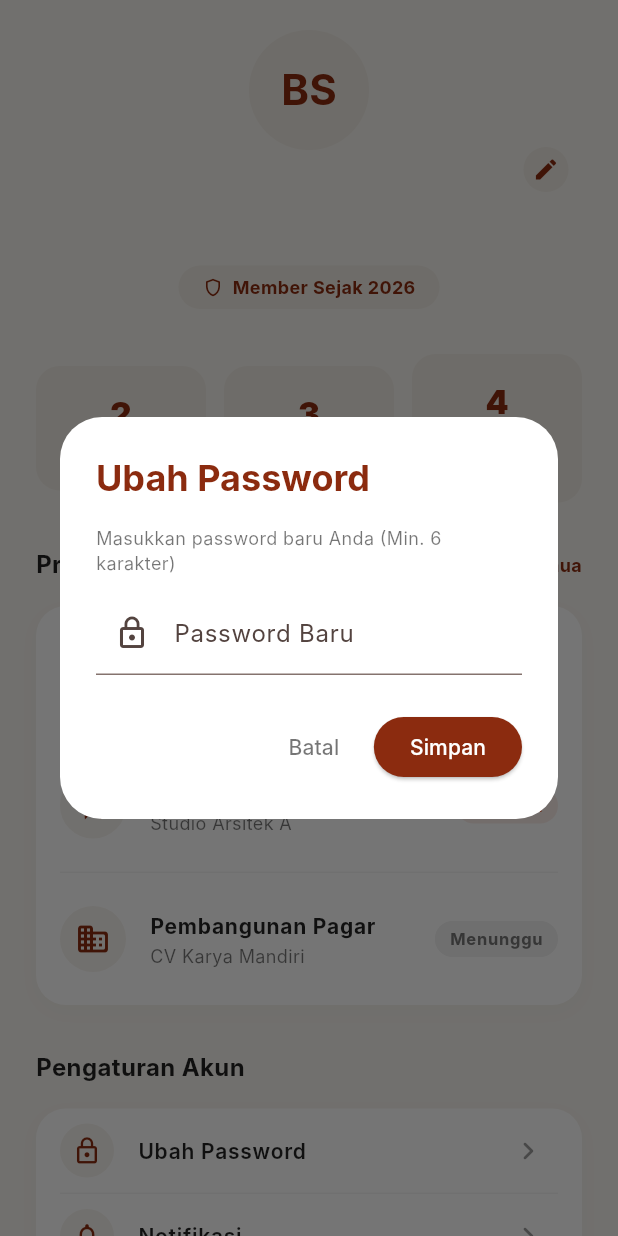
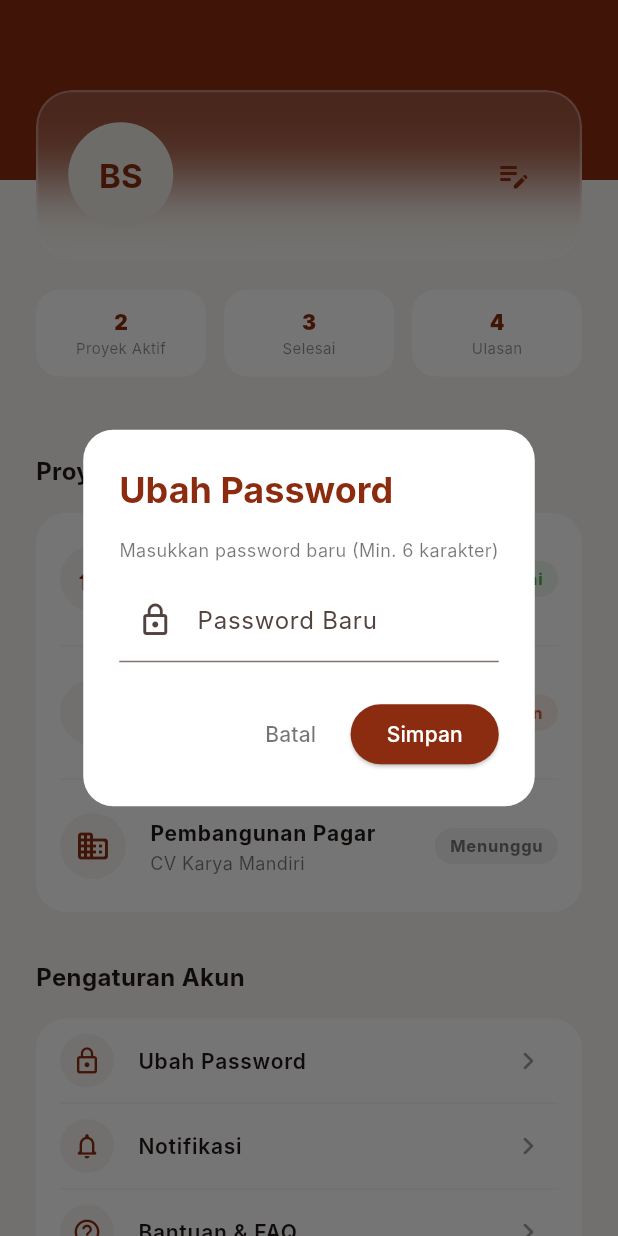
Before and after one commit to bobyrozakk/buildmatch, a Flutter app: the ProfileTab screen opened directly, after a tap on "Ubah Password", on a phone screen of 412 x 824 dp. Run offline on Flutter 3.47's test engine with Material 3 defaults, Android fonts, the phone set to English and light mode, and no system bars; our stand-ins replace file_picker, flutter_map, image_picker, latlong2, supabase_flutter; accounts and stored records are empty; network calls fail; Roboto replaces fonts that are missing (Inter).

Commit message:
client-profile glass

```diff
--- a/lib/ui/auth/role_screen.dart
+++ b/lib/ui/auth/role_screen.dart
@@ -18,7 +18,7 @@ class _RoleScreenState extends State<RoleScreen> {
   Widget build(BuildContext context) {
     return Scaffold(
       backgroundColor: AppColors.backgroundCream,
-      appBar: BuildMatchAppBar(showBack: true, onBack: () => Navigator.pop(context)),
+      appBar: const BuildMatchAppBar(showBack: false),
       body: Padding(
         padding: const EdgeInsets.all(24.0),
         child: Column(
--- a/lib/ui/client/tabs/profile_tab.dart
+++ b/lib/ui/client/tabs/profile_tab.dart
@@ -3,6 +3,7 @@ import 'package:provider/provider.dart';
 import 'package:supabase_flutter/supabase_flutter.dart';
 import '../../../data/providers/auth_provider.dart';
 import '../../auth/role_screen.dart';
+import '../../shared/widgets/glass_card.dart';
 import '../../../core/constants/colors.dart';
 
 class ProfileTab extends StatefulWidget {
@@ -16,11 +17,11 @@ class _ProfileTabState extends State<ProfileTab> {
   final _supabase = Supabase.instance.client;
   bool _isLoading = false;
 
-  // --- LOGIC: LOGOUT ---
-  void _handleLogout() async {
+  // --- ACTIONS ---
+
+  Future<void> _handleLogout() async {
     final provider = Provider.of<AuthProvider>(context, listen: false);
     await provider.logout();
-
     if (!mounted) return;
     Navigator.pushAndRemoveUntil(
       context,
@@ -29,20 +30,16 @@ class _ProfileTabState extends State<ProfileTab> {
     );
   }
 
-  // --- LOGIC: EDIT PROFILE ---
   void _showEditProfileDialog() {
     final user = _supabase.auth.currentUser;
-    final currentName = user?.userMetadata?['name'] ?? '';
-    final currentPhone = user?.userMetadata?['phone'] ?? '';
-
-    final nameController = TextEditingController(text: currentName);
-    final phoneController = TextEditingController(text: currentPhone);
+    final nameController = TextEditingController(text: user?.userMetadata?['name'] ?? '');
+    final phoneController = TextEditingController(text: user?.userMetadata?['phone'] ?? '');
 
     showDialog(
       context: context,
-      builder: (dialogContext) {
-        return AlertDialog(
+      builder: (ctx) => AlertDialog(
         backgroundColor: Colors.white,
+        shape: RoundedRectangleBorder(borderRadius: BorderRadius.circular(20)),
         title: const Text("Edit Profil", style: TextStyle(fontWeight: FontWeight.bold, color: AppColors.primary)),
         content: Column(
           mainAxisSize: MainAxisSize.min,
@@ -60,69 +57,56 @@ class _ProfileTabState extends State<ProfileTab> {
           ],
         ),
         actions: [
-            TextButton(onPressed: () => Navigator.pop(dialogContext), child: const Text("Batal", style: TextStyle(color: Colors.black54))),
+          TextButton(
+            onPressed: () => Navigator.pop(ctx),
+            child: const Text("Batal", style: TextStyle(color: Colors.black54)),
+          ),
           ElevatedButton(
             onPressed: () async {
-                // 1. Simpan nilai dari textfield DULU
               final newName = nameController.text;
               final newPhone = phoneController.text;
-
-                // 2. Tutup dialognya
-                Navigator.pop(dialogContext);
-
-                // 3. Mulai proses loading
+              Navigator.pop(ctx);
               if (!mounted) return;
               setState(() => _isLoading = true);
-
               try {
-                  // Update di Auth Metadata
-                  await _supabase.auth.updateUser(UserAttributes(
-                    data: {'name': newName, 'phone': newPhone},
-                  ));
-
-                  // Update di Tabel Profiles
+                await _supabase.auth.updateUser(UserAttributes(data: {'name': newName, 'phone': newPhone}));
                 if (user != null) {
-                    await _supabase.from('profiles').update({
-                      'name': newName,
-                      'phone': newPhone,
-                    }).eq('id', user.id);
+                  await _supabase.from('profiles').update({'name': newName, 'phone': newPhone}).eq('id', user.id);
                 }
-
                 if (!mounted) return;
-                  ScaffoldMessenger.of(context).showSnackBar(const SnackBar(content: Text('Profil berhasil diperbarui!', style: TextStyle(color: Colors.white)), backgroundColor: Colors.green));
-                } catch (e) {
+                ScaffoldMessenger.of(context).showSnackBar(
+                  const SnackBar(content: Text('Profil berhasil diperbarui!'), backgroundColor: Colors.green),
+                );
+              } catch (_) {
                 if (!mounted) return;
-                  ScaffoldMessenger.of(context).showSnackBar(const SnackBar(content: Text('Gagal update profil.'), backgroundColor: Colors.red));
+                ScaffoldMessenger.of(context).showSnackBar(
+                  const SnackBar(content: Text('Gagal update profil.'), backgroundColor: Colors.red),
+                );
               } finally {
-                  // 4. Pastikan loading berhenti & layar ter-refresh
-                  if (mounted) {
-                    setState(() => _isLoading = false);
-                  }
+                if (mounted) setState(() => _isLoading = false);
               }
             },
             style: ElevatedButton.styleFrom(backgroundColor: AppColors.primary),
             child: const Text("Simpan", style: TextStyle(color: Colors.white)),
           ),
         ],
-        );
-      },
+      ),
     );
   }
 
-  // --- LOGIC: UBAH PASSWORD ---
   void _showEditPasswordDialog() {
     final passwordController = TextEditingController();
 
     showDialog(
       context: context,
-      builder: (dialogContext) { // <-- Pakai dialogContext
-        return AlertDialog(
+      builder: (ctx) => AlertDialog(
         backgroundColor: Colors.white,
+        shape: RoundedRectangleBorder(borderRadius: BorderRadius.circular(20)),
         title: const Text("Ubah Password", style: TextStyle(fontWeight: FontWeight.bold, color: AppColors.primary)),
         content: Column(
           mainAxisSize: MainAxisSize.min,
           children: [
-              const Text("Masukkan password baru Anda (Min. 6 karakter)", style: TextStyle(fontSize: 12, color: Colors.black54)),
+            const Text("Masukkan password baru (Min. 6 karakter)", style: TextStyle(fontSize: 12, color: Colors.black54)),
             const SizedBox(height: 10),
             TextField(
               controller: passwordController,
@@ -132,209 +116,188 @@ class _ProfileTabState extends State<ProfileTab> {
           ],
         ),
         actions: [
-            TextButton(onPressed: () => Navigator.pop(dialogContext), child: const Text("Batal", style: TextStyle(color: Colors.black54))),
+          TextButton(
+            onPressed: () => Navigator.pop(ctx),
+            child: const Text("Batal", style: TextStyle(color: Colors.black54)),
+          ),
           ElevatedButton(
             onPressed: () async {
               if (passwordController.text.length < 6) {
-                  ScaffoldMessenger.of(context).showSnackBar(const SnackBar(content: Text('Password minimal 6 karakter!'), backgroundColor: Colors.red));
+                ScaffoldMessenger.of(context).showSnackBar(
+                  const SnackBar(content: Text('Password minimal 6 karakter!'), backgroundColor: Colors.red),
+                );
                 return;
               }
-
               final newPassword = passwordController.text;
-                Navigator.pop(dialogContext);
-
+              Navigator.pop(ctx);
               if (!mounted) return;
               setState(() => _isLoading = true);
-
               try {
                 await _supabase.auth.updateUser(UserAttributes(password: newPassword));
-
                 if (!mounted) return;
-                  ScaffoldMessenger.of(context).showSnackBar(const SnackBar(content: Text('Password berhasil diubah!', style: TextStyle(color: Colors.white)), backgroundColor: Colors.green));
-                } catch (e) {
+                ScaffoldMessenger.of(context).showSnackBar(
+                  const SnackBar(content: Text('Password berhasil diubah!'), backgroundColor: Colors.green),
+                );
+              } catch (_) {
                 if (!mounted) return;
-                  ScaffoldMessenger.of(context).showSnackBar(const SnackBar(content: Text('Gagal ubah password.'), backgroundColor: Colors.red));
+                ScaffoldMessenger.of(context).showSnackBar(
+                  const SnackBar(content: Text('Gagal ubah password.'), backgroundColor: Colors.red),
+                );
               } finally {
-                  if (mounted) {
-                    setState(() => _isLoading = false);
-                  }
+                if (mounted) setState(() => _isLoading = false);
               }
             },
             style: ElevatedButton.styleFrom(backgroundColor: AppColors.primary),
             child: const Text("Simpan", style: TextStyle(color: Colors.white)),
           ),
         ],
-        );
-      },
+      ),
     );
   }
 
+  // --- BUILD ---
+
   @override
   Widget build(BuildContext context) {
+    if (_isLoading) {
+      return const Scaffold(
+        backgroundColor: AppColors.backgroundCream,
+        body: Center(child: CircularProgressIndicator(color: AppColors.primary)),
+      );
+    }
+
     final user = _supabase.auth.currentUser;
     final userName = user?.userMetadata?['name'] ?? 'Klien';
     final userEmail = user?.email ?? '';
 
-    // Ambil inisial nama untuk avatar
-    String initials = "BS";
-    if (userName.isNotEmpty && userName != 'Klien') {
-      List<String> nameParts = userName.split(" ");
-      if (nameParts.length > 1) {
-        initials = nameParts[0][0].toUpperCase() + nameParts[1][0].toUpperCase();
-      } else {
-        initials = userName.substring(0, userName.length > 1 ? 2 : 1).toUpperCase();
-      }
+    return Scaffold(
+      backgroundColor: AppColors.backgroundCream,
+      body: CustomScrollView(
+        physics: const BouncingScrollPhysics(),
+        slivers: [
+          SliverToBoxAdapter(child: _buildHeader(userName, userEmail)),
+          SliverPadding(
+            padding: const EdgeInsets.symmetric(horizontal: 24, vertical: 20),
+            sliver: SliverToBoxAdapter(child: _buildStatsRow()),
+          ),
+          _buildSectionTitle("Proyek Saya"),
+          SliverPadding(
+            padding: const EdgeInsets.symmetric(horizontal: 24),
+            sliver: SliverToBoxAdapter(child: _buildProjectCard()),
+          ),
+          _buildSectionTitle("Pengaturan Akun"),
+          SliverPadding(
+            padding: const EdgeInsets.symmetric(horizontal: 24),
+            sliver: SliverToBoxAdapter(child: _buildSettingsCard()),
+          ),
+          SliverPadding(
+            padding: const EdgeInsets.symmetric(horizontal: 24, vertical: 32),
+            sliver: SliverToBoxAdapter(
+              child: TextButton.icon(
+                onPressed: _handleLogout,
+                icon: const Icon(Icons.logout_rounded, color: Colors.red),
+                label: const Text('Keluar', style: TextStyle(color: Colors.red, fontWeight: FontWeight.w600)),
+              ),
+            ),
+          ),
+          const SliverToBoxAdapter(child: SizedBox(height: 60)),
+        ],
+      ),
+    );
   }
 
-    return Scaffold(
-      backgroundColor: AppColors.backgroundCream, // Background cream
-      body: _isLoading
-        ? const Center(child: CircularProgressIndicator(color: AppColors.primary))
-        : SafeArea(
-            child: SingleChildScrollView(
-              physics: const BouncingScrollPhysics(),
-              padding: const EdgeInsets.symmetric(horizontal: 24, vertical: 20),
-              child: Column(
+  // --- WIDGETS ---
+
+  Widget _buildHeader(String name, String email) {
+    return Stack(
       children: [
-                  // --- HEADER: AVATAR & INFO ---
-                  Stack(
-                    alignment: Alignment.center,
+        Container(height: 120, decoration: const BoxDecoration(color: AppColors.primary)),
+        Padding(
+          padding: const EdgeInsets.fromLTRB(24, 60, 24, 0),
+          child: IOSGlassCard(
+            blur: 20,
+            child: Padding(
+              padding: const EdgeInsets.all(20),
+              child: Row(
                 children: [
-                      Align(
-                        alignment: Alignment.topRight,
-                        child: IconButton(
-                          icon: Container(
-                            padding: const EdgeInsets.all(6),
-                            decoration: const BoxDecoration(color: AppColors.cardCream, shape: BoxShape.circle),
-                            child: const Icon(Icons.edit, size: 18, color: AppColors.primary),
-                          ),
-                          onPressed: _showEditProfileDialog,
+                  CircleAvatar(
+                    radius: 35,
+                    backgroundColor: AppColors.cardCream,
+                    child: Text(
+                      _getInitials(name),
+                      style: const TextStyle(fontSize: 22, fontWeight: FontWeight.bold, color: AppColors.primary),
                     ),
                   ),
-                      Column(
+                  const SizedBox(width: 16),
+                  Expanded(
+                    child: Column(
+                      crossAxisAlignment: CrossAxisAlignment.start,
                       children: [
-                          CircleAvatar(
-                            radius: 40,
-                            backgroundColor: AppColors.cardCream,
-                            child: Text(initials, style: const TextStyle(fontSize: 28, fontWeight: FontWeight.bold, color: AppColors.primary)),
-                          ),
-                          const SizedBox(height: 12),
-                          Text(userName, style: const TextStyle(fontSize: 20, fontWeight: FontWeight.bold, color: Colors.black87)),
+                        Text(name, style: const TextStyle(fontSize: 18, fontWeight: FontWeight.bold)),
                         const SizedBox(height: 4),
-                          Text(userEmail, style: const TextStyle(fontSize: 14, color: Colors.black54)),
-                          const SizedBox(height: 12),
-                          Container(
-                            padding: const EdgeInsets.symmetric(horizontal: 16, vertical: 6),
-                            decoration: BoxDecoration(color: AppColors.cardCream, borderRadius: BorderRadius.circular(20)),
-                            child: Row(
-                              mainAxisSize: MainAxisSize.min,
-                              children: const [
-                                Icon(Icons.shield_outlined, size: 14, color: AppColors.primary),
-                                SizedBox(width: 6),
-                                Text("Member Sejak 2026", style: TextStyle(fontSize: 12, fontWeight: FontWeight.bold, color: AppColors.primary)),
+                        Text(email, style: const TextStyle(fontSize: 13, color: Colors.black54)),
                       ],
                     ),
-                          )
-                        ],
+                  ),
+                  IconButton(
+                    icon: const Icon(Icons.edit_note, color: AppColors.primary),
+                    onPressed: _showEditProfileDialog,
                   ),
                 ],
               ),
-                  const SizedBox(height: 30),
-
-                  // --- STATS ROW ---
-                  Row(
-                    children: [
-                      Expanded(child: _buildStatCard("2", "Proyek Aktif")),
-                      const SizedBox(width: 12),
-                      Expanded(child: _buildStatCard("3", "Proyek Selesai")),
-                      const SizedBox(width: 12),
-                      Expanded(child: _buildStatCard("4", "Ulasan\nDiberikan")),
-                    ],
-                  ),
-                  const SizedBox(height: 30),
-
-                  // --- PROYEK SAYA (Dummy UI Sesuai Figma) ---
-                  Row(
-                    mainAxisAlignment: MainAxisAlignment.spaceBetween,
-                    children: const [
-                      Text("Proyek Saya", style: TextStyle(fontSize: 16, fontWeight: FontWeight.bold, color: Colors.black87)),
-                      Text("Lihat Semua", style: TextStyle(fontSize: 12, fontWeight: FontWeight.bold, color: AppColors.primary)),
-                    ],
-                  ),
-                  const SizedBox(height: 16),
-                  Container(
-                    decoration: BoxDecoration(color: Colors.white, borderRadius: BorderRadius.circular(20), boxShadow: [BoxShadow(color: Colors.black.withOpacity(0.02), blurRadius: 10, offset: const Offset(0, 4))]),
-                    child: Column(
-                      children: [
-                        _buildProjectItem(Icons.home_rounded, "Renovasi Rumah Induk", "PT Bangun Jaya", "Selesai", Colors.green),
-                        _buildDivider(),
-                        _buildProjectItem(Icons.architecture_rounded, "Desain Interior Dapur", "Studio Arsitek A", "Berjalan", const Color(0xFFD85A31)),
-                        _buildDivider(),
-                        _buildProjectItem(Icons.business_rounded, "Pembangunan Pagar", "CV Karya Mandiri", "Menunggu", Colors.grey.shade600),
-                      ],
-                    ),
-                  ),
-                  const SizedBox(height: 30),
-
-                  // --- PENGATURAN AKUN ---
-                  const Align(alignment: Alignment.centerLeft, child: Text("Pengaturan Akun", style: TextStyle(fontSize: 16, fontWeight: FontWeight.bold, color: Colors.black87))),
-                  const SizedBox(height: 16),
-                  Container(
-                    decoration: BoxDecoration(color: Colors.white, borderRadius: BorderRadius.circular(20), boxShadow: [BoxShadow(color: Colors.black.withOpacity(0.02), blurRadius: 10, offset: const Offset(0, 4))]),
-                    child: Column(
-                      children: [
-                        _buildSettingItem(Icons.lock_outline, "Ubah Password", onTap: _showEditPasswordDialog),
-                        _buildDivider(),
-                        _buildSettingItem(Icons.notifications_none_rounded, "Notifikasi", onTap: () {}), // UI Only
-                        _buildDivider(),
-                        _buildSettingItem(Icons.help_outline_rounded, "Bantuan & FAQ", onTap: () {
-                          ScaffoldMessenger.of(context).showSnackBar(const SnackBar(content: Text('Menghubungi Customer Service...')));
-                        }),
-                        _buildDivider(),
-                        _buildSettingItem(Icons.description_outlined, "Syarat & Ketentuan", onTap: () {}),
-                      ],
-                    ),
-                  ),
-                  const SizedBox(height: 30),
-
-                  // --- LOGOUT BUTTON ---
-                  SizedBox(
-                    width: double.infinity,
-                    height: 55,
-                    child: OutlinedButton.icon(
-                      onPressed: _handleLogout,
-                      icon: const Icon(Icons.logout_rounded, color: AppColors.primary),
-                      label: const Text("Keluar dari Akun", style: TextStyle(fontSize: 16, fontWeight: FontWeight.bold, color: AppColors.primary)),
-                      style: OutlinedButton.styleFrom(
-                        backgroundColor: Colors.white,
-                        side: const BorderSide(color: Colors.transparent),
-                        shape: RoundedRectangleBorder(borderRadius: BorderRadius.circular(16)),
-                        elevation: 2,
-                        shadowColor: Colors.black.withOpacity(0.1),
             ),
           ),
         ),
-                  const SizedBox(height: 20),
-                  const Text("BuildMatch v1.0.0", style: TextStyle(fontSize: 12, color: Colors.black38)),
-                  const SizedBox(height: 20),
       ],
-              ),
+    );
+  }
+
+  Widget _buildStatsRow() {
+    return Row(
+      children: [
+        _buildStatItem("2", "Proyek Aktif"),
+        const SizedBox(width: 12),
+        _buildStatItem("3", "Selesai"),
+        const SizedBox(width: 12),
+        _buildStatItem("4", "Ulasan"),
+      ],
+    );
+  }
+
+  Widget _buildStatItem(String val, String label) {
+    return Expanded(
+      child: Container(
+        padding: const EdgeInsets.symmetric(vertical: 12),
+        decoration: BoxDecoration(color: Colors.white, borderRadius: BorderRadius.circular(16)),
+        child: Column(
+          children: [
+            Text(val, style: const TextStyle(fontWeight: FontWeight.w900, color: AppColors.primary)),
+            Text(label, style: const TextStyle(fontSize: 10, color: Colors.black45)),
+          ],
         ),
       ),
     );
   }
 
-  // --- HELPER WIDGETS ---
+  Widget _buildSectionTitle(String title) {
+    return SliverPadding(
+      padding: const EdgeInsets.fromLTRB(24, 32, 24, 16),
+      sliver: SliverToBoxAdapter(
+        child: Text(title, style: const TextStyle(fontSize: 16, fontWeight: FontWeight.bold)),
+      ),
+    );
+  }
 
-  Widget _buildStatCard(String value, String label) {
+  Widget _buildProjectCard() {
     return Container(
-      padding: const EdgeInsets.symmetric(vertical: 16, horizontal: 8),
-      decoration: BoxDecoration(color: const Color(0xFFEFEBE4), borderRadius: BorderRadius.circular(16)),
+      decoration: BoxDecoration(color: Colors.white, borderRadius: BorderRadius.circular(20)),
       child: Column(
         children: [
-          Text(value, style: const TextStyle(fontSize: 22, fontWeight: FontWeight.w900, color: Color(0xFF8B2B0F))),
-          const SizedBox(height: 4),
-          Text(label, textAlign: TextAlign.center, style: const TextStyle(fontSize: 11, color: Colors.black87, fontWeight: FontWeight.w500)),
+          _buildProjectItem(Icons.home_rounded, "Renovasi Rumah Induk", "PT Bangun Jaya", "Selesai", Colors.green),
+          _divider(),
+          _buildProjectItem(Icons.architecture_rounded, "Desain Interior Dapur", "Studio Arsitek A", "Berjalan", const Color(0xFFD85A31)),
+          _divider(),
+          _buildProjectItem(Icons.business_rounded, "Pembangunan Pagar", "CV Karya Mandiri", "Menunggu", Colors.grey.shade600),
         ],
       ),
     );
@@ -345,10 +308,10 @@ class _ProfileTabState extends State<ProfileTab> {
       contentPadding: const EdgeInsets.symmetric(horizontal: 16, vertical: 8),
       leading: Container(
         padding: const EdgeInsets.all(10),
-        decoration: const BoxDecoration(color: Color(0xFFF7F4EF), shape: BoxShape.circle),
-        child: Icon(icon, color: const Color(0xFF8B2B0F), size: 24),
+        decoration: const BoxDecoration(color: AppColors.backgroundCream, shape: BoxShape.circle),
+        child: Icon(icon, color: AppColors.primary, size: 24),
       ),
-      title: Text(title, style: const TextStyle(fontSize: 14, fontWeight: FontWeight.bold, color: Colors.black87)),
+      title: Text(title, style: const TextStyle(fontSize: 14, fontWeight: FontWeight.bold)),
       subtitle: Text(subtitle, style: const TextStyle(fontSize: 12, color: Colors.black54)),
       trailing: Container(
         padding: const EdgeInsets.symmetric(horizontal: 10, vertical: 4),
@@ -358,23 +321,49 @@ class _ProfileTabState extends State<ProfileTab> {
     );
   }
 
+  Widget _buildSettingsCard() {
+    return Container(
+      decoration: BoxDecoration(color: Colors.white, borderRadius: BorderRadius.circular(20)),
+      child: Column(
+        children: [
+          _buildSettingItem(Icons.lock_outline, "Ubah Password", onTap: _showEditPasswordDialog),
+          _divider(),
+          _buildSettingItem(Icons.notifications_none_rounded, "Notifikasi", onTap: () {}),
+          _divider(),
+          _buildSettingItem(Icons.help_outline_rounded, "Bantuan & FAQ", onTap: () {
+            ScaffoldMessenger.of(context).showSnackBar(const SnackBar(content: Text('Menghubungi Customer Service...')));
+          }),
+          _divider(),
+          _buildSettingItem(Icons.description_outlined, "Syarat & Ketentuan", onTap: () {}),
+        ],
+      ),
+    );
+  }
+
   Widget _buildSettingItem(IconData icon, String title, {required VoidCallback onTap}) {
     return ListTile(
       onTap: onTap,
       leading: Container(
         padding: const EdgeInsets.all(8),
-        decoration: const BoxDecoration(color: Color(0xFFF7F4EF), shape: BoxShape.circle),
-        child: Icon(icon, color: const Color(0xFF8B2B0F), size: 20),
+        decoration: const BoxDecoration(color: AppColors.backgroundCream, shape: BoxShape.circle),
+        child: Icon(icon, color: AppColors.primary, size: 20),
       ),
-      title: Text(title, style: const TextStyle(fontSize: 14, fontWeight: FontWeight.w600, color: Colors.black87)),
+      title: Text(title, style: const TextStyle(fontSize: 14, fontWeight: FontWeight.w600)),
       trailing: const Icon(Icons.chevron_right_rounded, color: Colors.black38),
     );
   }
 
-  Widget _buildDivider() {
+  Widget _divider() {
     return Padding(
       padding: const EdgeInsets.symmetric(horizontal: 16),
-      child: Divider(color: Colors.grey.shade100, height: 1, thickness: 1),
+      child: Divider(color: Colors.grey.shade100, height: 1),
     );
   }
+
+  String _getInitials(String name) {
+    if (name.isEmpty || name == 'Klien') return "BS";
+    final parts = name.split(" ");
+    if (parts.length > 1) return '${parts[0][0]}${parts[1][0]}'.toUpperCase();
+    return name.substring(0, name.length > 1 ? 2 : 1).toUpperCase();
   }
+}
--- a/lib/ui/shared/screens/chat_page.dart
+++ b/lib/ui/shared/screens/chat_page.dart
@@ -1,6 +1,5 @@
 import 'package:flutter/material.dart';
 import 'package:supabase_flutter/supabase_flutter.dart';
-import 'package:firebase_auth/firebase_auth.dart';
 
 class ChatPage extends StatefulWidget {
   const ChatPage({super.key});
@@ -15,8 +14,8 @@ class _ChatPageState extends State<ChatPage> {
 
   // 🔥 GANTI INI BUAT TEST 2 USER
   String get currentUser {
-    final user = FirebaseAuth.instance.currentUser;
-    return user?.uid ?? "web_user";
+    final user = supabase.auth.currentUser;
+    return user?.id ?? "web_user";
   }
 
   // 📥 STREAM REALTIME MESSAGES
```
Also changed, not shown: lib/ui/kontraktor/tabs/kontraktor_profile_tab.dart (+73 -34 lines). Lines whose indentation alone changed are shown as unchanged.
